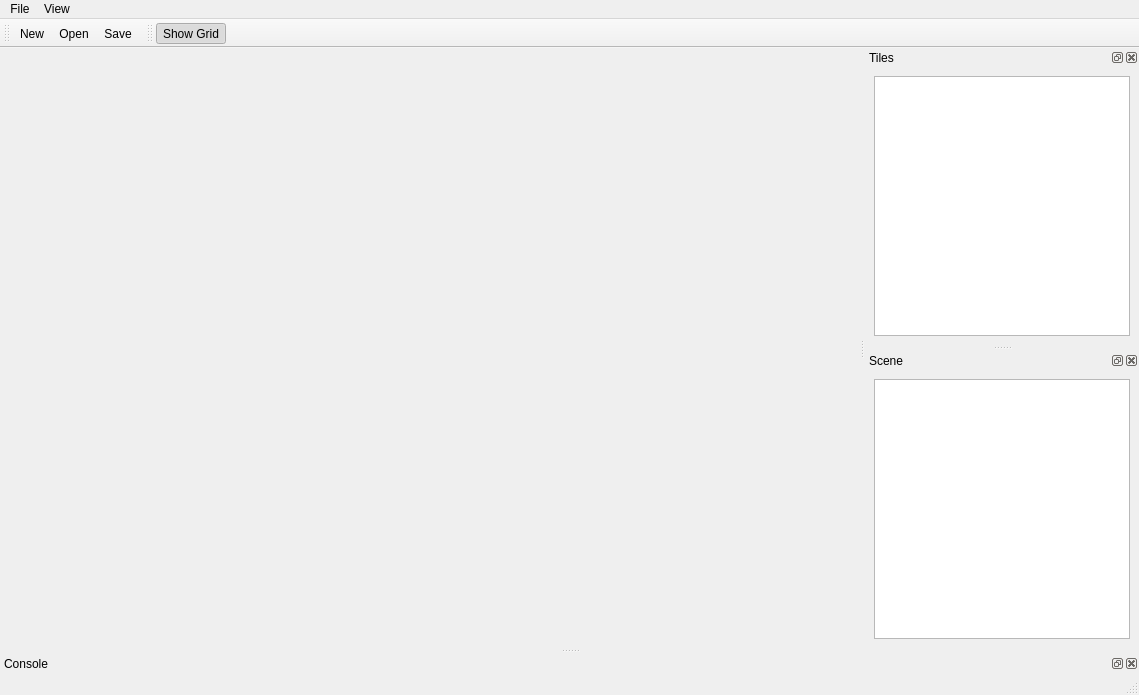
Qt form editor/editor.ui (tullrich/procyon) before a commit.
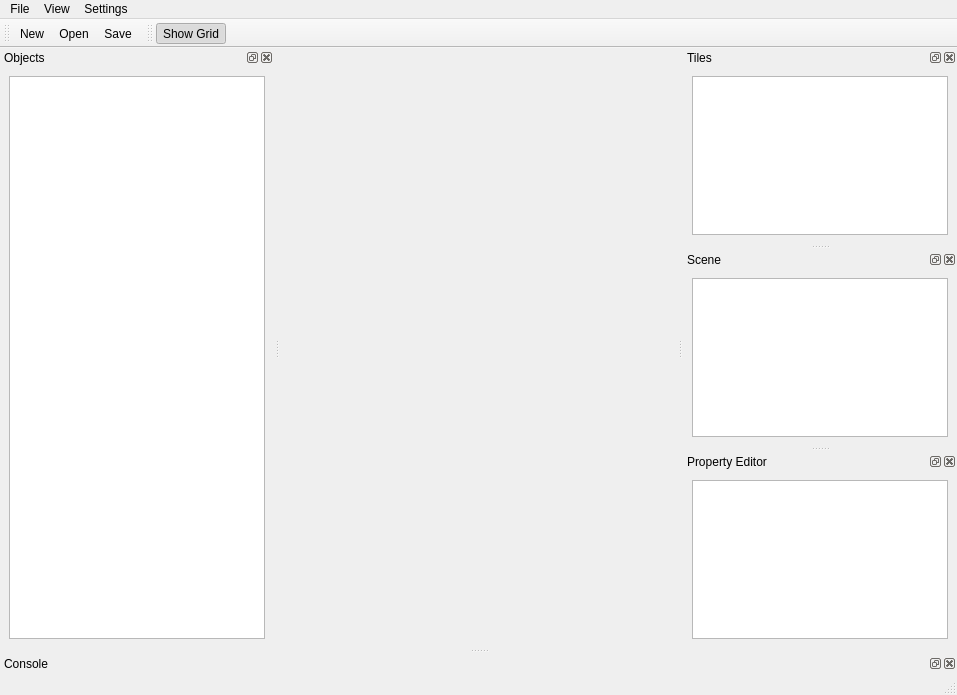
The same form after that commit. Icons and pictures are not drawn. Custom widgets are drawn as their Qt base class.

What changed in the file:
```diff
--- a/editor/editor.ui
+++ b/editor/editor.ui
@@ -6,7 +6,7 @@
    <rect>
     <x>0</x>
     <y>0</y>
-    <width>1139</width>
+    <width>957</width>
     <height>695</height>
    </rect>
   </property>
@@ -35,31 +35,15 @@
    <property name="autoFillBackground">
     <bool>false</bool>
    </property>
-   <layout class="QVBoxLayout" name="verticalLayout">
-    <property name="spacing">
-     <number>0</number>
-    </property>
-    <property name="leftMargin">
-     <number>4</number>
-    </property>
-    <property name="topMargin">
-     <number>0</number>
-    </property>
-    <property name="rightMargin">
-     <number>4</number>
-    </property>
-    <property name="bottomMargin">
-     <number>0</number>
-    </property>
-   </layout>
+   <layout class="QVBoxLayout" name="verticalLayout0"/>
   </widget>
   <widget class="QMenuBar" name="menubar">
    <property name="geometry">
     <rect>
      <x>0</x>
      <y>0</y>
-     <width>1139</width>
-     <height>27</height>
+     <width>957</width>
+     <height>26</height>
     </rect>
    </property>
    <widget class="QMenu" name="menuFile">
@@ -110,8 +94,15 @@
     <addaction name="menuWindows"/>
     <addaction name="menuToolbars"/>
    </widget>
+   <widget class="QMenu" name="menuSettings">
+    <property name="title">
+     <string>Settings</string>
+    </property>
+    <addaction name="actionPreferences"/>
+   </widget>
    <addaction name="menuFile"/>
    <addaction name="menuView"/>
+   <addaction name="menuSettings"/>
   </widget>
   <widget class="QStatusBar" name="statusbar"/>
   <widget class="QDockWidget" name="dockTiles">
@@ -185,6 +176,36 @@
    </attribute>
    <widget class="QWidget" name="dockWidgetContents_3"/>
   </widget>
+  <widget class="QDockWidget" name="dockObjects">
+   <property name="windowTitle">
+    <string>Objects</string>
+   </property>
+   <attribute name="dockWidgetArea">
+    <number>1</number>
+   </attribute>
+   <widget class="QWidget" name="dockWidgetContents_4">
+    <layout class="QHBoxLayout" name="horizontalLayout_2">
+     <item>
+      <widget class="QTreeView" name="sceneTree"/>
+     </item>
+    </layout>
+   </widget>
+  </widget>
+  <widget class="QDockWidget" name="dockProperties">
+   <property name="windowTitle">
+    <string>Property Editor</string>
+   </property>
+   <attribute name="dockWidgetArea">
+    <number>2</number>
+   </attribute>
+   <widget class="QWidget" name="dockWidgetContents_5">
+    <layout class="QHBoxLayout" name="horizontalLayout_3">
+     <item>
+      <widget class="QtTreePropertyBrowser" name="propertyList"/>
+     </item>
+    </layout>
+   </widget>
+  </widget>
   <action name="actionReset">
    <property name="checkable">
     <bool>false</bool>
@@ -291,6 +312,13 @@
    </property>
   </action>
  </widget>
+ <customwidgets>
+  <customwidget>
+   <class>QtTreePropertyBrowser</class>
+   <extends>QListWidget</extends>
+   <header location="global">QtTreePropertyBrowser</header>
+  </customwidget>
+ </customwidgets>
  <tabstops>
   <tabstop>tableWidget</tabstop>
   <tabstop>listWidget</tabstop>
```
Left out of the diff: 5 changed lines with no effect on the pictures.
